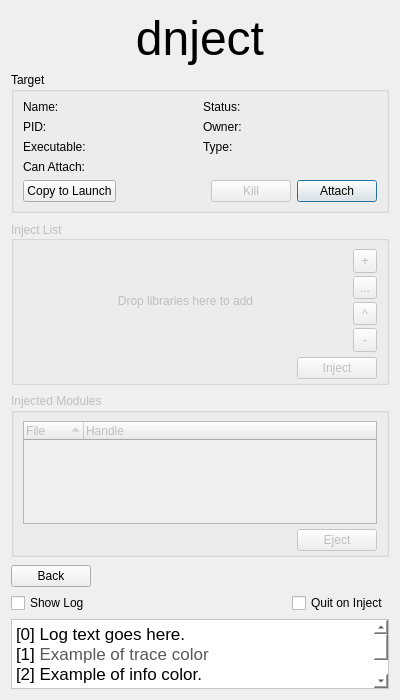
Above: ui/main.ui from melvyn2/dnject before the change. Below: the same form after it.
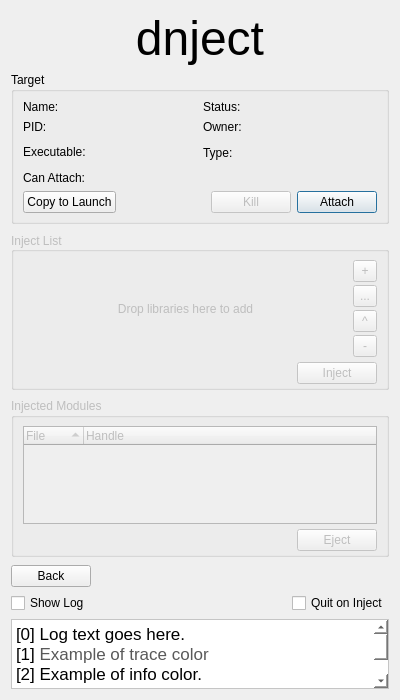
That is the form after the change. The open tabs and pages were chosen to show the change. Icons and pictures are not drawn.

Commit message: Add Mach error type

```diff
--- a/ui/main.ui
+++ b/ui/main.ui
@@ -570,48 +570,7 @@
           <property name="bottomMargin">
            <number>8</number>
           </property>
-          <item row="2" column="1">
-           <widget class="QLabel" name="t_user">
-            <property name="text">
-             <string>Owner:</string>
-            </property>
-           </widget>
-          </item>
-          <item row="2" column="0">
-           <widget class="QLabel" name="t_pid">
-            <property name="text">
-             <string>PID:</string>
-            </property>
-           </widget>
-          </item>
-          <item row="3" column="1">
-           <widget class="QLabel" name="t_type">
-            <property name="text">
-             <string>Type:</string>
-            </property>
-           </widget>
-          </item>
           <item row="4" column="0" colspan="2">
-           <widget class="QLabel" name="t_has_perms">
-            <property name="toolTip">
-             <string>UI Placeholder: elaborate on status here</string>
-            </property>
-            <property name="text">
-             <string>Can Attach:</string>
-            </property>
-           </widget>
-          </item>
-          <item row="3" column="0">
-           <widget class="QLabel" name="t_exe">
-            <property name="text">
-             <string>Executable:</string>
-            </property>
-            <property name="wordWrap">
-             <bool>true</bool>
-            </property>
-           </widget>
-          </item>
-          <item row="6" column="0" colspan="2">
            <layout class="QHBoxLayout" name="t_actions">
             <item>
              <widget class="QPushButton" name="copy_or_launch_button">
@@ -679,20 +638,137 @@
             </item>
            </layout>
           </item>
-          <item row="1" column="0">
+          <item row="0" column="0">
            <widget class="QLabel" name="t_name">
             <property name="text">
              <string>Name:</string>
             </property>
+            <property name="textInteractionFlags">
+             <set>Qt::LinksAccessibleByMouse|Qt::TextSelectableByKeyboard|Qt::TextSelectableByMouse</set>
+            </property>
            </widget>
           </item>
           <item row="1" column="1">
+           <widget class="QLabel" name="t_user">
+            <property name="text">
+             <string>Owner:</string>
+            </property>
+           </widget>
+          </item>
+          <item row="1" column="0">
+           <widget class="QLabel" name="t_pid">
+            <property name="text">
+             <string>PID:</string>
+            </property>
+            <property name="textInteractionFlags">
+             <set>Qt::LinksAccessibleByMouse|Qt::TextSelectableByKeyboard|Qt::TextSelectableByMouse</set>
+            </property>
+           </widget>
+          </item>
+          <item row="3" column="0" colspan="2">
+           <widget class="QLabel" name="t_has_perms">
+            <property name="toolTip">
+             <string>UI Placeholder: elaborate on status here</string>
+            </property>
+            <property name="text">
+             <string>Can Attach:</string>
+            </property>
+           </widget>
+          </item>
+          <item row="2" column="1">
+           <widget class="QLabel" name="t_type">
+            <property name="text">
+             <string>Type:</string>
+            </property>
+           </widget>
+          </item>
+          <item row="0" column="1">
            <widget class="QLabel" name="t_status">
             <property name="text">
              <string>Status:</string>
             </property>
            </widget>
           </item>
+          <item row="2" column="0">
+           <widget class="QScrollArea" name="t_exe_scroll">
+            <property name="sizePolicy">
+             <sizepolicy hsizetype="Preferred" vsizetype="Preferred">
+              <horstretch>0</horstretch>
+              <verstretch>0</verstretch>
+             </sizepolicy>
+            </property>
+            <property name="maximumSize">
+             <size>
+              <width>16777215</width>
+              <height>25</height>
+             </size>
+            </property>
+            <property name="styleSheet">
+             <string notr="true">background-color: rgba(0, 0, 0, 0);</string>
+            </property>
+            <property name="frameShape">
+             <enum>QFrame::NoFrame</enum>
+            </property>
+            <property name="frameShadow">
+             <enum>QFrame::Plain</enum>
+            </property>
+            <property name="lineWidth">
+             <number>0</number>
+            </property>
+            <property name="verticalScrollBarPolicy">
+             <enum>Qt::ScrollBarAlwaysOff</enum>
+            </property>
+            <property name="horizontalScrollBarPolicy">
+             <enum>Qt::ScrollBarAlwaysOff</enum>
+            </property>
+            <property name="widgetResizable">
+             <bool>true</bool>
+            </property>
+            <widget class="QWidget" name="t_exe_scroll_layout">
+             <property name="geometry">
+              <rect>
+               <x>0</x>
+               <y>0</y>
+               <width>168</width>
+               <height>25</height>
+              </rect>
+             </property>
+             <layout class="QGridLayout" name="gridLayout">
+              <property name="leftMargin">
+               <number>0</number>
+              </property>
+              <property name="topMargin">
+               <number>0</number>
+              </property>
+              <property name="rightMargin">
+               <number>0</number>
+              </property>
+              <property name="bottomMargin">
+               <number>0</number>
+              </property>
+              <item row="0" column="0">
+               <widget class="QLabel" name="t_exe">
+                <property name="sizePolicy">
+                 <sizepolicy hsizetype="Preferred" vsizetype="Preferred">
+                  <horstretch>0</horstretch>
+                  <verstretch>0</verstretch>
+                 </sizepolicy>
+                </property>
+                <property name="text">
+                 <string>Executable:</string>
+                </property>
+                <property name="wordWrap">
+                 <bool>true</bool>
+                </property>
+                <property name="textInteractionFlags">
+                 <set>Qt::LinksAccessibleByMouse|Qt::TextSelectableByKeyboard|Qt::TextSelectableByMouse</set>
+                </property>
+               </widget>
+              </item>
+             </layout>
+            </widget>
+           </widget>
+          </item>
          </layout>
         </widget>
        </item>
```
The commit also changes 9 other files.
